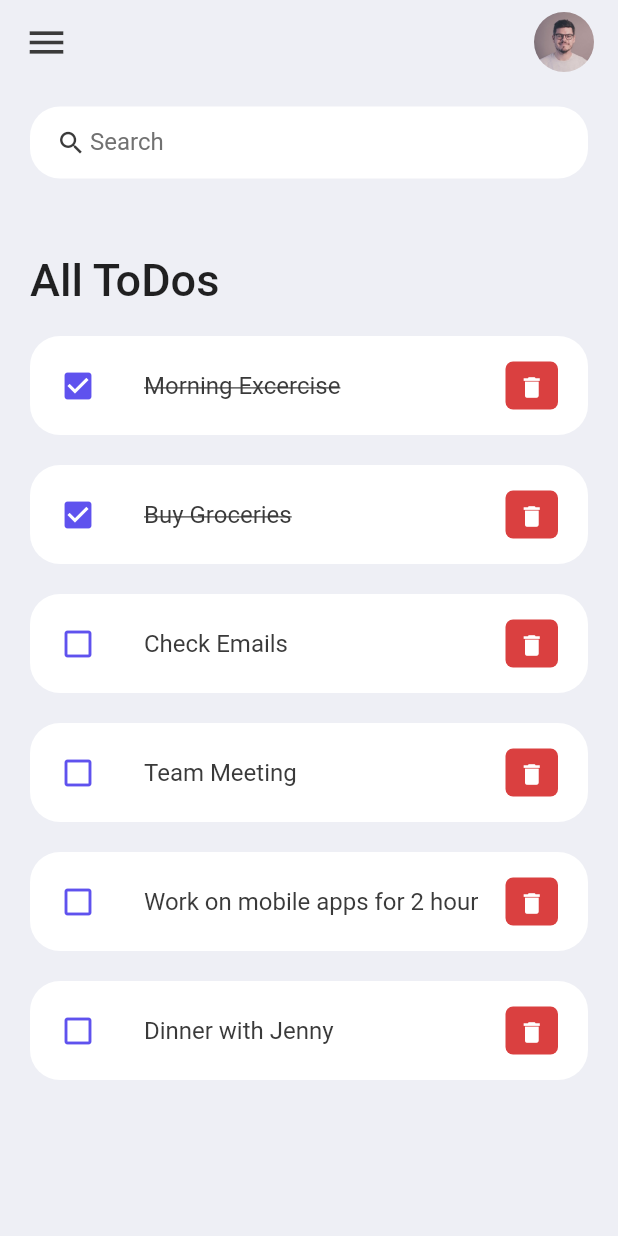
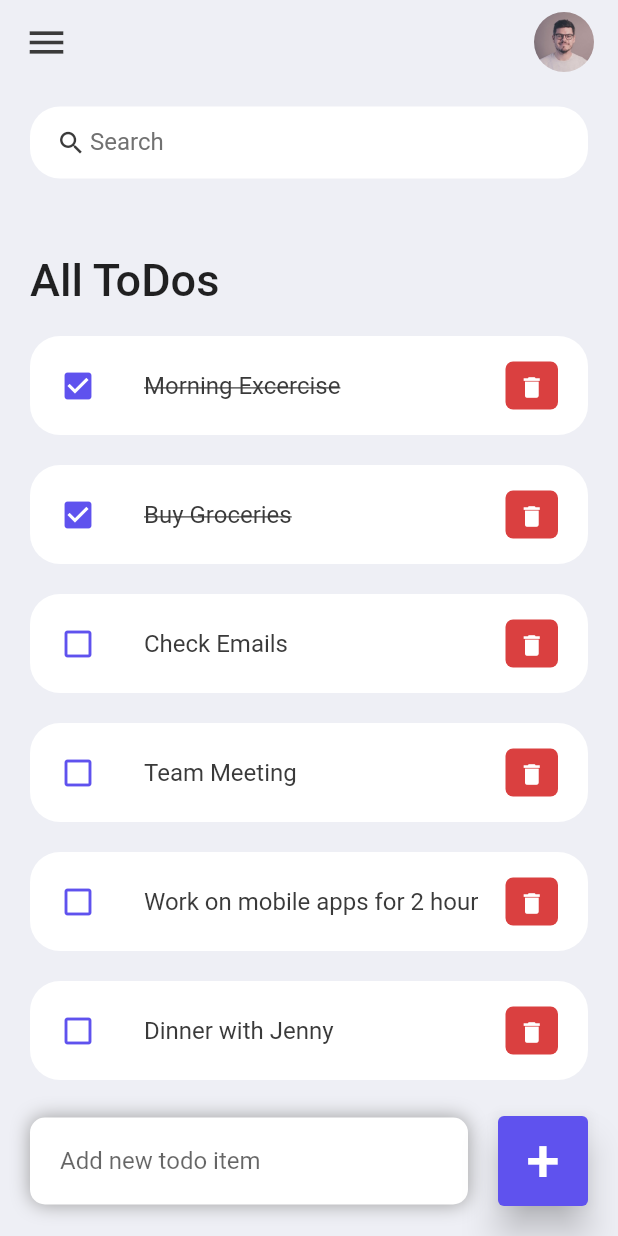
Before and after one commit to aritra8981/to_do_app, a Flutter app: the screen it shows after launch, on a phone screen of 412 x 824 dp. Run offline on Flutter 3.47's test engine with Material 2 defaults, Android fonts, the phone set to English and light mode, and no system bars.

Commit message:
Changes Made

```diff
--- a/lib/home.dart
+++ b/lib/home.dart
@@ -3,17 +3,32 @@ import 'package:to_do_app/colors.dart';
 import 'package:to_do_app/todo.dart';
 import '../todo_item.dart';
 
-class Home extends StatelessWidget {
+class Home extends StatefulWidget {
   Home({Key? key}) : super(key: key);
 
+  @override
+  State<Home> createState() => _HomeState();
+}
+
+class _HomeState extends State<Home> {
   final todoList = ToDo.todoList();
+  List<ToDo> _foundToDo = [];
+  final _todoController = TextEditingController();
+
+  @override
+  void initState() {
+    _foundToDo = todoList;
+    super.initState();
+  }
 
   @override
   Widget build(BuildContext context) {
     return Scaffold(
       backgroundColor: tdBGColor,
       appBar: _buildAppBar(),
-      body: Container(
+      body: Stack(
+        children: [
+          Container(
             padding: const EdgeInsets.symmetric(horizontal: 20, vertical: 15),
             child: Column(
               children: [
@@ -22,23 +37,115 @@ class Home extends StatelessWidget {
                   child: ListView(
                     children: [
                       Container(
-                    margin: EdgeInsets.only(
+                        margin: const EdgeInsets.only(
                           top: 50,
                           bottom: 20,
                         ),
-                    child: Text('All ToDos',
+                        child: const Text('All ToDos',
                             style: TextStyle(
                                 fontSize: 30, fontWeight: FontWeight.w500)),
                       ),
-                  for( ToDo todoo in todoList)
-                  ToDoItem(todo: todoo,),
+                      for (ToDo todoo in _foundToDo)
+                        ToDoItem(
+                          todo: todoo,
+                          onToDoChanged: _handleToDoChange,
+                          onDeleteItem: _deleteToDoItem,
+                        ),
                     ],
                   ),
                 )
               ],
             ),
           ),
+          Align(
+            alignment: Alignment.bottomCenter,
+            child: Row(
+              children: [
+                Expanded(
+                  child: Container(
+                    margin: EdgeInsets.only(bottom: 20, left: 20, right: 20),
+                    padding: EdgeInsets.symmetric(horizontal: 20, vertical: 5),
+                    decoration: BoxDecoration(
+                      color: Colors.white,
+                      boxShadow: const [
+                        BoxShadow(
+                          color: Colors.grey,
+                          offset: Offset(0.0, 0.0),
+                          blurRadius: 10.0,
+                          spreadRadius: 0.0,
+                        ),
+                      ],
+                      borderRadius: BorderRadius.circular(10),
+                    ),
+                    child: TextField(
+                      controller: _todoController,
+                      decoration: InputDecoration(
+                          hintText: 'Add new todo item',
+                          border: InputBorder.none),
+                    ),
+                  ),
+                ),
+                Container(
+                  margin: EdgeInsets.only(bottom: 20, right: 20),
+                  child: ElevatedButton(
+                    child: Text(
+                      '+',
+                      style: TextStyle(
+                        fontSize: 40,
+                      ),
+                    ),
+                    onPressed: () {
+                      _addToDoItem(_todoController.text);
+                    },
+                    style: ElevatedButton.styleFrom(
+                      backgroundColor: tdBlue,
+                      minimumSize: Size(60, 60),
+                      elevation: 10,
+                    ),
+                  ),
+                )
+              ],
+            ),
+          )
+        ],
+      ),
     );
+  }
+
+  void _handleToDoChange(ToDo todo) {
+    setState(() {
+      todo.isDone = !todo.isDone;
+    });
+  }
+
+  void _deleteToDoItem(String id) {
+    setState(() {
+      todoList.removeWhere((item) => item.id == id);
+    });
+  }
+
+  void _addToDoItem(String toDo) {
+    setState(() {
+      todoList.add(ToDo(
+        id: DateTime.now().millisecondsSinceEpoch.toString(),
+        todoText: toDo,
+      ));
+    });
+    _todoController.clear();
+  }
+
+  void _runFilter(String enteredKeyword) {
+    List<ToDo> results = [];
+    if (enteredKeyword.isEmpty) {
+      results = todoList
+          .where((item) => item.todoText!
+              .toLowerCase()
+              .contains(enteredKeyword.toLowerCase()))
+          .toList();
+    }
+    setState(() {
+      _foundToDo = results;
+    });
   }
 
   Widget searchBox() {
@@ -47,6 +154,9 @@ class Home extends StatelessWidget {
       decoration: BoxDecoration(
           color: Colors.white, borderRadius: BorderRadius.circular(20)),
       child: const TextField(
+        onChanged: (value) {
+
+        },
         decoration: InputDecoration(
           contentPadding: EdgeInsets.all(0),
           prefixIcon: Icon(
--- a/lib/todo_item.dart
+++ b/lib/todo_item.dart
@@ -4,8 +4,10 @@ import 'package:to_do_app/todo.dart';
 
 class ToDoItem extends StatelessWidget {
   final ToDo todo;
+  final onToDoChanged;
+  final onDeleteItem;
 
-  const ToDoItem({Key? key, required this.todo}) : super(key: key);
+  const ToDoItem({Key? key, required this.todo, required this.onToDoChanged,required this.onDeleteItem}) : super(key: key);
 
   @override
   Widget build(BuildContext context) {
@@ -13,7 +15,8 @@ class ToDoItem extends StatelessWidget {
       margin: EdgeInsets.only(bottom: 20),
       child: ListTile(
         onTap: () {
-          print('Clicked on ToDo Item.');
+          //print('Clicked on ToDo Item.');
+          onToDoChanged(todo);
         },
         shape: RoundedRectangleBorder(borderRadius: BorderRadius.circular(20)),
         contentPadding: EdgeInsets.symmetric(horizontal: 20, vertical: 5),
@@ -44,7 +47,8 @@ class ToDoItem extends StatelessWidget {
             iconSize: 18,
             icon: Icon(Icons.delete),
             onPressed: () {
-              print('Clicked on Delete.');
+              //print('Clicked on Delete.');
+              onDeleteItem(todo.id);
             },
           ),
         ),
```
Lines whose indentation alone changed are shown as unchanged.
